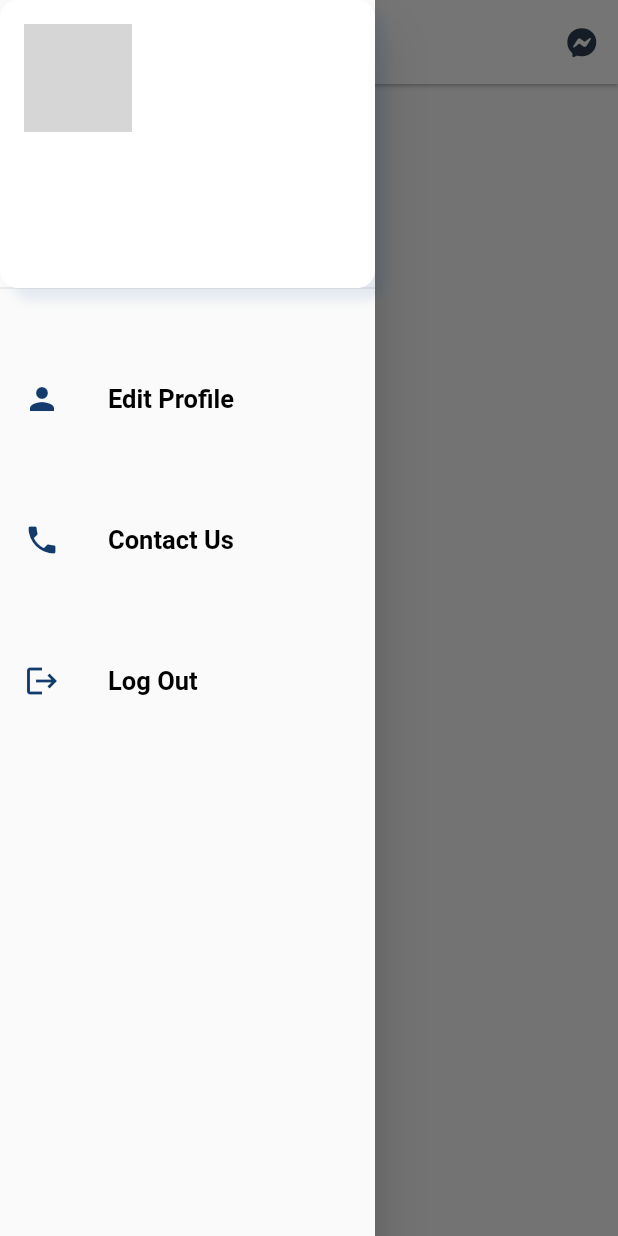
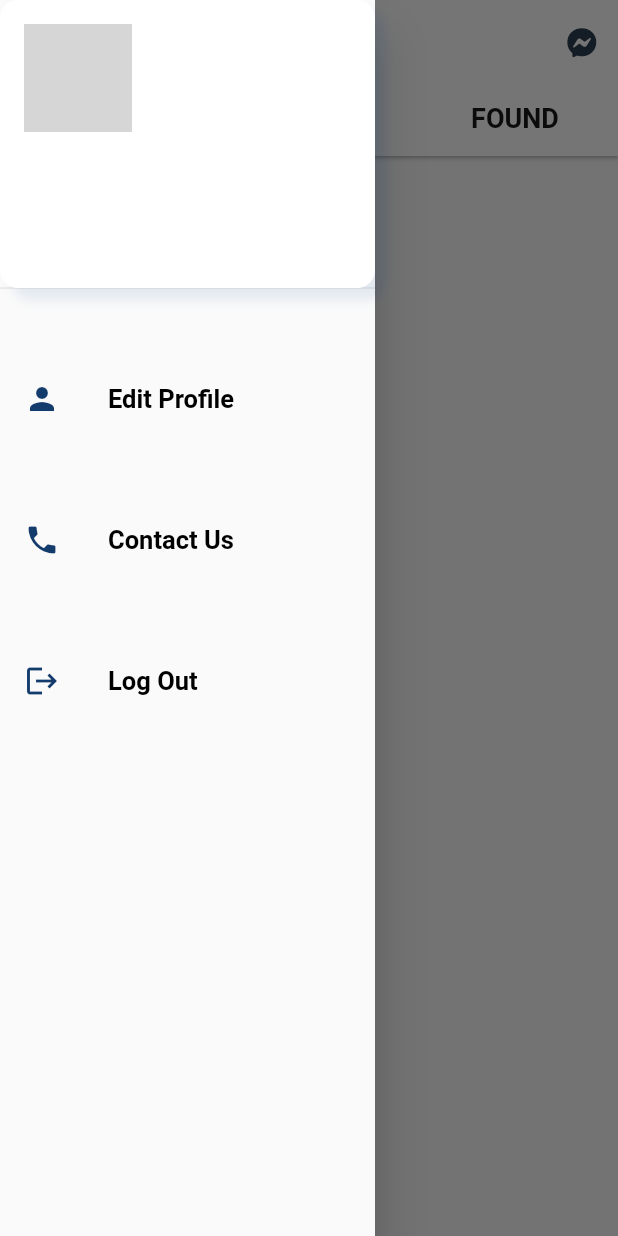
Before and after one commit to vaibhavagrwal/lost_found_app, a Flutter app: the HomeScreen screen opened directly, with the side drawer open, on a phone screen of 412 x 824 dp. Run offline on Flutter 3.47's test engine with Material 2 defaults, Android fonts, the phone set to English and light mode, and no system bars; our stand-ins replace cached_network_image, cloud_firestore, firebase_auth, firebase_core, firebase_storage, font_awesome_flutter and 2 more; accounts and stored records are empty; network calls fail; grey boxes are pictures that could not be loaded.

Commit message:
Tabs Added

```diff
--- /dev/null
+++ b/lib/screens/all_items_screen.dart
@@ -0,0 +1,17 @@
+import 'package:flutter/material.dart';
+
+class AllItemsScreen extends StatefulWidget {
+  @override
+  _AllItemsScreenState createState() => _AllItemsScreenState();
+}
+
+class _AllItemsScreenState extends State<AllItemsScreen> {
+  @override
+  Widget build(BuildContext context) {
+    return Scaffold(
+      body: Center(
+        child: Text('All'),
+      ),
+    );
+  }
+}
--- a/lib/screens/home_screen.dart
+++ b/lib/screens/home_screen.dart
@@ -1,9 +1,12 @@
 import 'package:flutter/material.dart';
 import 'package:font_awesome_flutter/font_awesome_flutter.dart';
 import 'package:google_fonts/google_fonts.dart';
+import 'package:lost_found_app/screens/all_items_screen.dart';
 import 'package:lost_found_app/screens/chat_rooms_screen.dart';
 import 'package:lost_found_app/main.dart';
 import 'package:lost_found_app/screens/drawer_screen.dart';
+import 'package:lost_found_app/screens/found_items_screen.dart';
+import 'package:lost_found_app/screens/lost_items_screen.dart';
 
 class HomeScreen extends StatefulWidget {
   @override
@@ -13,7 +16,9 @@ class HomeScreen extends StatefulWidget {
 class _HomeScreenState extends State<HomeScreen> {
   @override
   Widget build(BuildContext context) {
-    return Scaffold(
+    return DefaultTabController(
+      length: 3,
+      child: Scaffold(
         drawer: DrawerScreen(),
         appBar: AppBar(
           elevation: 1,
@@ -27,6 +32,40 @@ class _HomeScreenState extends State<HomeScreen> {
                 color: Color.fromRGBO(44, 62, 80, 1),
                 fontSize: 20,
                 fontWeight: FontWeight.w600),
+          ),
+          bottom: TabBar(
+            indicatorColor: Color.fromRGBO(19, 60, 109, 1),
+            labelColor: Color.fromRGBO(19, 60, 109, 1),
+            unselectedLabelColor: Color.fromRGBO(23, 23, 23, 1),
+            tabs: [
+              Tab(
+                child: Text(
+                  'ALL',
+                  style: GoogleFonts.roboto(
+                    fontSize: 18,
+                    fontWeight: FontWeight.w600,
+                  ),
+                ),
+              ),
+              Tab(
+                child: Text(
+                  'LOST',
+                  style: GoogleFonts.roboto(
+                    fontSize: 18,
+                    fontWeight: FontWeight.w600,
+                  ),
+                ),
+              ),
+              Tab(
+                child: Text(
+                  'FOUND',
+                  style: GoogleFonts.roboto(
+                    fontSize: 18,
+                    fontWeight: FontWeight.w600,
+                  ),
+                ),
+              ),
+            ],
           ),
           actions: [
             IconButton(
@@ -42,8 +81,13 @@ class _HomeScreenState extends State<HomeScreen> {
             ),
           ],
         ),
-      body: Center(
-        child: Text('Home'),
+        body: TabBarView(
+          children: [
+            AllItemsScreen(),
+            LostItemsScreen(),
+            FoundItemsScreen(),
+          ],
+        ),
       ),
     );
   }
```
Also changed, not shown: lib/screens/found_items_screen.dart (added, +17 -0 lines), lib/screens/lost_items_screen.dart (added, +17 -0 lines). Lines whose indentation alone changed are shown as unchanged.
